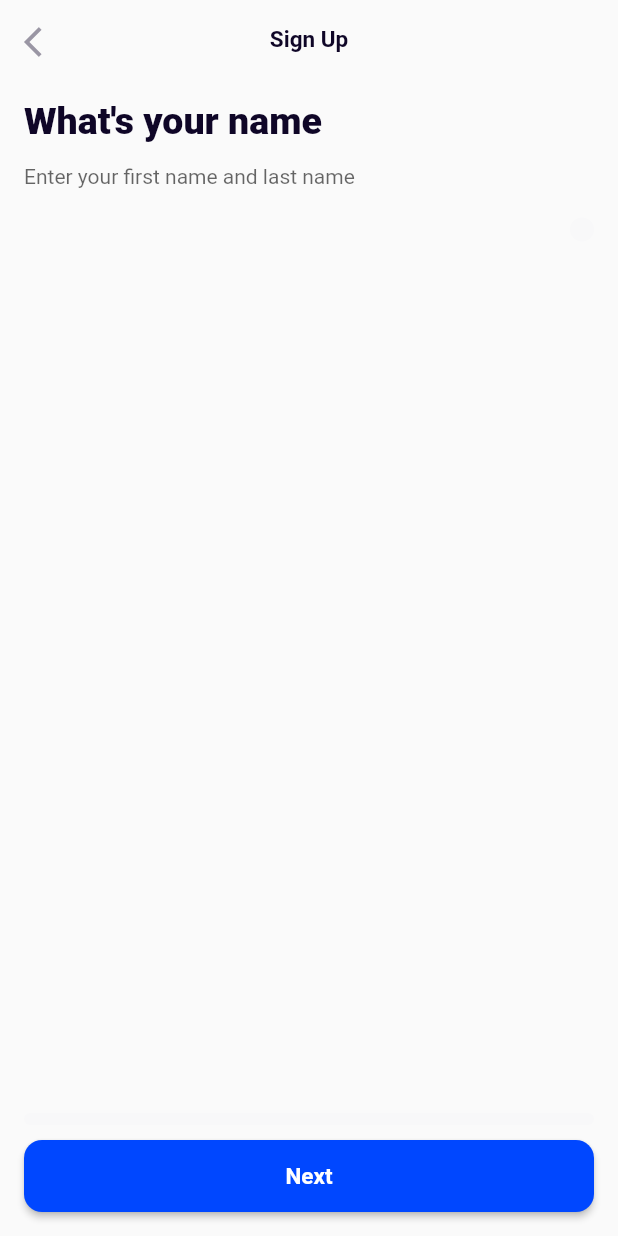
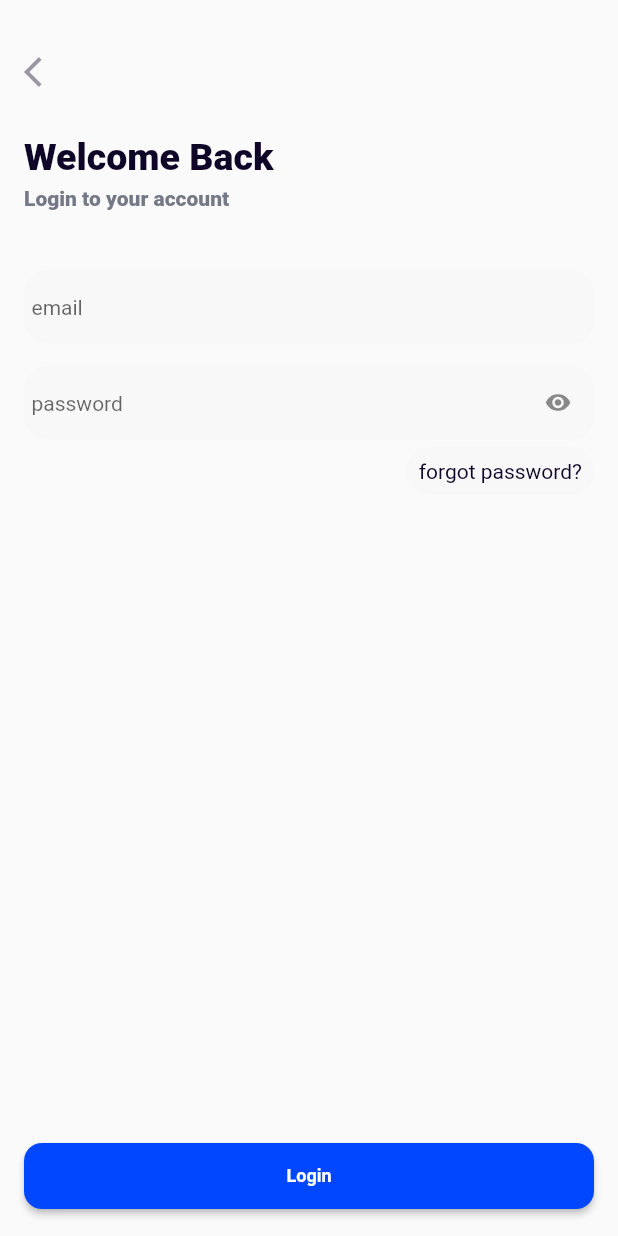
Before and after one commit to codes-untold/xafe, a Flutter app: the screen it shows after launch, on a phone screen of 412 x 824 dp. Run offline on Flutter 3.47's test engine with Material 2 defaults, Android fonts, the phone set to English and light mode, and no system bars.

Commit message:
ui/signin

```diff
--- a/lib/constants/app_constants.dart
+++ b/lib/constants/app_constants.dart
@@ -9,6 +9,7 @@ const Color appWhite = Color(0xffffffff);
 const Color appBlue = Color(0xff0047ff);
 const Color appGrey = Color(0xff9a96a4);
 const Color offWhite = Color(0xfff8f8f9);
+const Color textGrey = Color(0xff757886);
 
 final allProviders = <SingleChildWidget>[
   ChangeNotifierProvider(create: (_) => AuthViewModel()),
--- a/lib/main.dart
+++ b/lib/main.dart
@@ -1,6 +1,7 @@
 import 'package:flutter/material.dart';
 import 'package:provider/provider.dart';
 import 'package:xafe/constants/app_constants.dart';
+import 'package:xafe/views/screens/sign_in.dart';
 import 'package:xafe/views/screens/sign_up.dart';
 import 'package:xafe/views/screens/splash_screen.dart';
 
@@ -8,7 +9,7 @@ void main() {
   runApp(MultiProvider(
     providers: allProviders,
     child: const MaterialApp(
-      home: SignUpScreen(),
+      home: SignInScreen(),
     ),
   ));
 }
--- /dev/null
+++ b/lib/views/screens/sign_in.dart
@@ -0,0 +1,74 @@
+import 'package:flutter/material.dart';
+import 'package:xafe/constants/app_constants.dart';
+import 'package:xafe/views/widgets/custom_textfield.dart';
+
+import '../widgets/custom_button.dart';
+import '../widgets/custom_text.dart';
+
+class SignInScreen extends StatelessWidget {
+  const SignInScreen({Key? key}) : super(key: key);
+
+  @override
+  Widget build(BuildContext context) {
+    return Scaffold(
+      body: SafeArea(
+          child: Padding(
+        padding: const EdgeInsets.all(16.0),
+        child: Column(
+          children: [
+            Flexible(
+              child: Column(
+                crossAxisAlignment: CrossAxisAlignment.start,
+                children: [
+                  const SizedBox(
+                    height: 20,
+                  ),
+                  const Icon(
+                    Icons.arrow_back_ios,
+                    color: appGrey,
+                  ),
+                  const SizedBox(
+                    height: 30,
+                  ),
+                  CustomText.extraBold("Welcome Back", fontSize: 25),
+                  const SizedBox(
+                    height: 5,
+                  ),
+                  CustomText.extraBold("Login to your account",
+                      fontSize: 14, color: textGrey),
+                  const SizedBox(
+                    height: 40,
+                  ),
+                  const CustomTextField(hintText: "email"),
+                  const SizedBox(
+                    height: 15,
+                  ),
+                  const CustomTextField(
+                    hintText: "password",
+                    suffixIcon: Icon(Icons.visibility),
+                  ),
+                  const SizedBox(
+                    height: 5,
+                  ),
+                  Row(
+                    mainAxisAlignment: MainAxisAlignment.end,
+                    children: [
+                      Container(
+                          padding: const EdgeInsets.all(8),
+                          decoration: BoxDecoration(
+                              borderRadius: BorderRadius.circular(16),
+                              color: offWhite),
+                          child: CustomText.regular("forgot password?")),
+                    ],
+                  ),
+                ],
+              ),
+            ),
+            CustomButton(
+                CustomText.bold("Login", fontSize: 12, color: appWhite), () {}),
+          ],
+        ),
+      )),
+    );
+  }
+}
--- /dev/null
+++ b/lib/views/widgets/custom_textfield.dart
@@ -0,0 +1,36 @@
+import 'package:flutter/material.dart';
+
+import '../../constants/app_constants.dart';
+
+class CustomTextField extends StatelessWidget {
+  const CustomTextField(
+      {Key? key,
+      required this.hintText,
+      this.suffixIcon,
+      this.isFieldObsured = false})
+      : super(key: key);
+
+  final String hintText;
+  final Widget? suffixIcon;
+  final bool isFieldObsured;
+
+  @override
+  Widget build(BuildContext context) {
+    return TextFormField(
+      obscureText: isFieldObsured,
+      decoration: InputDecoration(
+          border: OutlineInputBorder(
+            borderSide: BorderSide.none,
+            borderRadius: BorderRadius.circular(15.0),
+          ),
+          hintStyle: const TextStyle(fontSize: 14),
+          filled: true,
+          contentPadding:
+              const EdgeInsets.symmetric(vertical: 15, horizontal: 5),
+          fillColor: offWhite,
+          hintText: hintText,
+          isDense: true,
+          suffixIcon: suffixIcon),
+    );
+  }
+}
```
